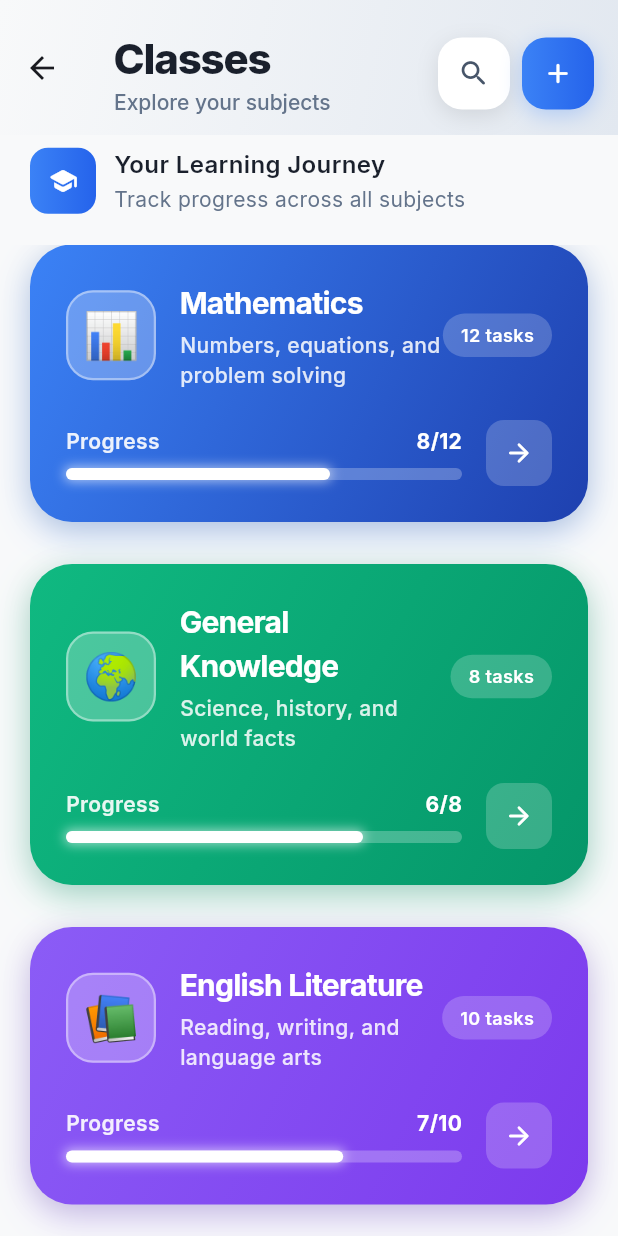
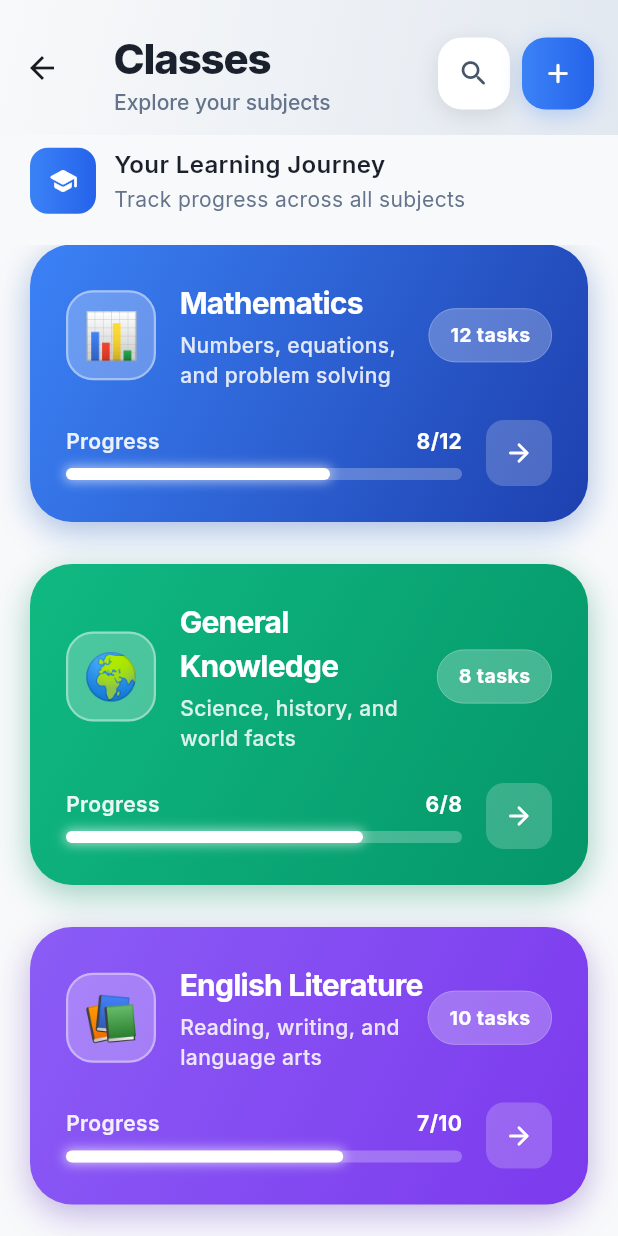
Before and after one commit to Innocent-Gershon/mobile_dev_summative, a Flutter app: the ClassesView screen opened directly, on a phone screen of 412 x 824 dp. Run offline on Flutter 3.47's test engine with Material 3 defaults, Android fonts, the phone set to English and light mode, and no system bars; our stand-ins replace animate_do, cloud_firestore, equatable, file_picker, firebase_auth, firebase_core and 7 more; accounts and stored records are empty; generated files the repository leaves out were written again.

Commit message:
ui: enhance task count badge with better padding and border

```diff
--- a/edu_bridge_01/lib/presentation/pages/classes/classes_screen.dart
+++ b/edu_bridge_01/lib/presentation/pages/classes/classes_screen.dart
@@ -554,16 +554,20 @@ class _ClassesViewState extends State<ClassesView> with TickerProviderStateMixin
                               ),
                             ),
                             Container(
-                              padding: const EdgeInsets.symmetric(horizontal: 12, vertical: 6),
+                              padding: const EdgeInsets.symmetric(horizontal: 14, vertical: 8),
                               decoration: BoxDecoration(
-                                color: Colors.white.withValues(alpha: 0.2),
-                                borderRadius: BorderRadius.circular(20),
+                                color: Colors.white.withValues(alpha: 0.25),
+                                borderRadius: BorderRadius.circular(24),
+                                border: Border.all(
+                                  color: Colors.white.withValues(alpha: 0.3),
+                                  width: 0.5,
+                                ),
                               ),
                               child: Text(
                                 '${subject['assignments']} tasks',
                                 style: const TextStyle(
-                                  fontSize: 12,
-                                  fontWeight: FontWeight.w600,
+                                  fontSize: 13,
+                                  fontWeight: FontWeight.w700,
                                   color: Colors.white,
                                 ),
                               ),
```
